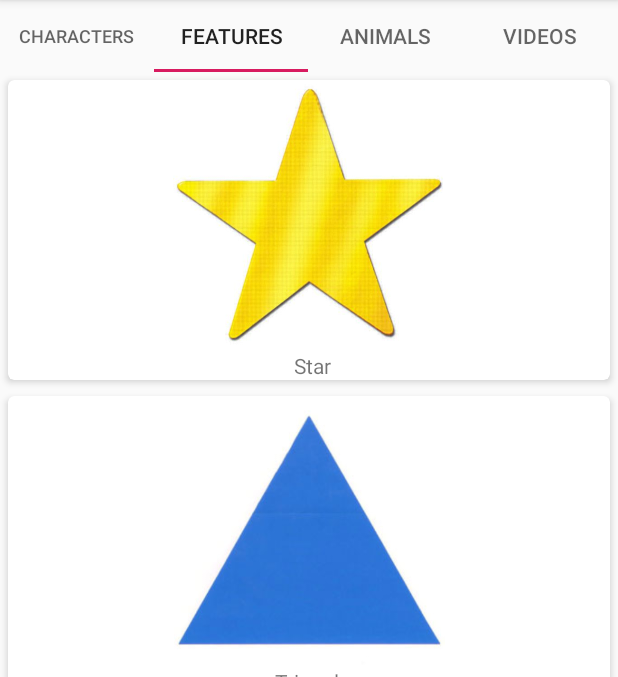
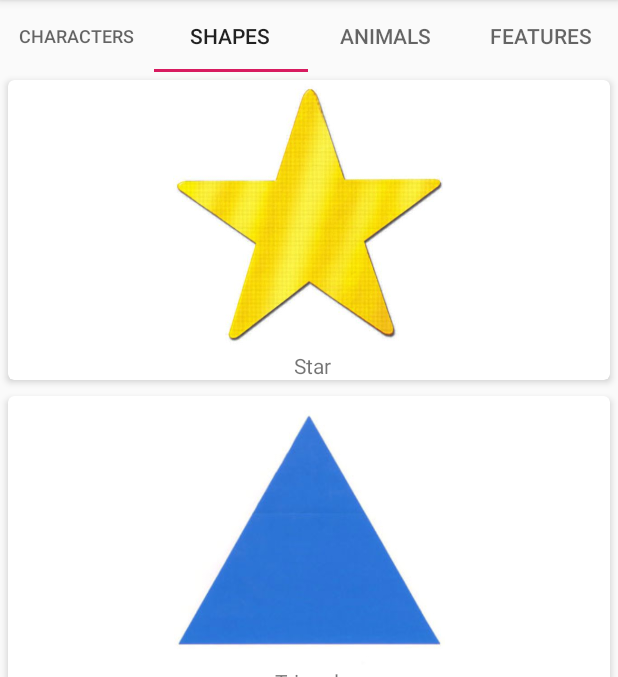
Before and after one commit to Holmesy221/ConnersApp, an Android app: the screen it shows after launch (MainActivity), tab 2 chosen, on a phone screen of 412 x 824 dp, the part 84-761 px from its top. Run offline under Robolectric (Android 15) with nearby library versions, the phone set to English and light mode, and no system bars.

Commit message:
Last of learning tabs done

```diff
--- a/app/src/main/java/holmes/holmesy/connersapp/Adapter/PageAdapter.java
+++ b/app/src/main/java/holmes/holmesy/connersapp/Adapter/PageAdapter.java
@@ -50,12 +50,12 @@ public class PageAdapter extends FragmentPagerAdapter {
                 return context.getString(R.string.colours_fragment);
 
             case 1:
-                return context.getString(R.string.features_fragment);
+                return context.getString(R.string.shapes_fragment);
 
             case 2:
                 return context.getString(R.string.animals_fragment);
             case 3:
-                return context.getString(R.string.sounds_fragment);
+                return context.getString(R.string.features_fragment);
 
             default:
                 return null;
--- a/app/src/main/res/values/strings.xml
+++ b/app/src/main/res/values/strings.xml
@@ -6,5 +6,5 @@
     <string name="colours_fragment">Characters</string>
     <string name="features_fragment">Features</string>
     <string name="animals_fragment">Animals</string>
-    <string name="sounds_fragment">Videos</string>
+    <string name="shapes_fragment">Shapes</string>
 </resources>
```
Also changed, not shown: app/src/main/java/holmes/holmesy/connersapp/Domain/Features.java (+11 -6 lines), app/src/main/java/holmes/holmesy/connersapp/Fragment/BodyFeaturesFragment.java (+29 -2 lines).
